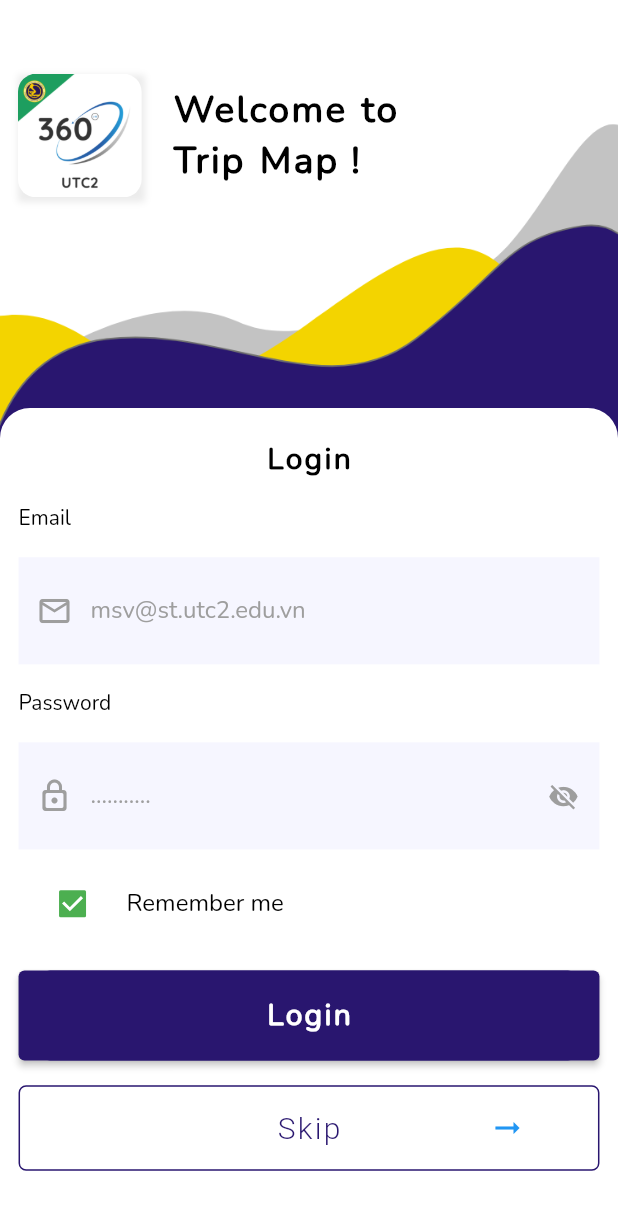
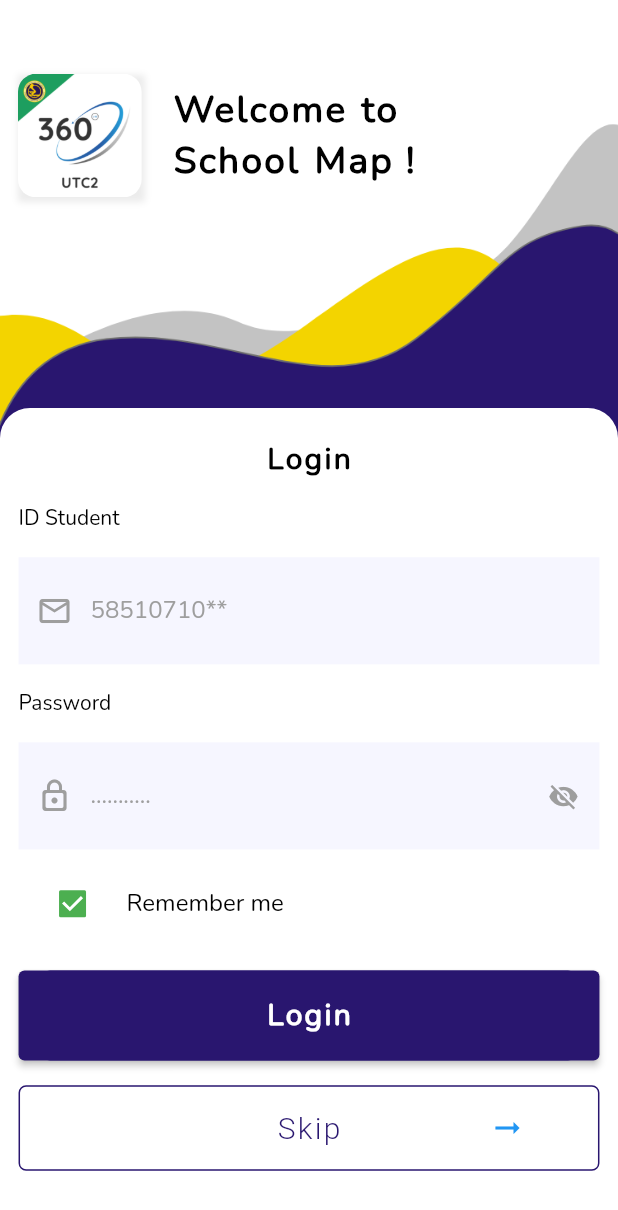
Before and after one commit to khanhtran-5851071033/TripMap, a Flutter app: the screen it shows after launch, on a phone screen of 412 x 824 dp. Shown: the top 1210 px of the screen. Run offline on Flutter 3.47's test engine with Material 2 defaults, Android fonts, the phone set to English and light mode, and no system bars; our stand-ins replace avatar_glow, bubble_tab_indicator, cached_network_image, countup, flutter_spinkit, geolocator and 7 more; missing offline and left inert: panorama, qrscan, web_scraper.

Commit message:
fix login

```diff
--- a/lib/view/screens/login_screen.dart
+++ b/lib/view/screens/login_screen.dart
@@ -39,12 +39,7 @@ class _LoginScreenState extends State<LoginScreen> {
     double height = MediaQuery.of(context).size.height;
 
     bool isValidateEmail(String em) {
-      String p =
-          r'^(([^<>()[\]\\.,;:\s@\"]+(\.[^<>()[\]\\.,;:\s@\"]+)*)|(\".+\"))@((\[[0-9]{1,3}\.[0-9]{1,3}\.[0-9]{1,3}\.[0-9]{1,3}\])|(([a-zA-Z\-0-9]+\.)+[a-zA-Z]{2,}))$';
-
-      RegExp regExp = new RegExp(p);
-
-      return regExp.hasMatch(em);
+      return em.length == 10 ? true : false;
     }
 
     return Scaffold(
@@ -89,7 +84,7 @@ class _LoginScreenState extends State<LoginScreen> {
                           width: width * 0.05,
                         ),
                         Text(
-                          'Welcome to \nTrip Map !',
+                          'Welcome to \nSchool Map !',
                           style: TextStyle(
                               color: Colors.black,
                               fontSize: width * 0.06,
@@ -130,7 +125,7 @@ class _LoginScreenState extends State<LoginScreen> {
                           SizedBox(
                             height: height * 0.02,
                           ),
-                          Text('Email',
+                          Text('ID Student',
                               style: TextStyle(
                                 color: Colors.black,
                               )),
@@ -193,7 +188,7 @@ class _LoginScreenState extends State<LoginScreen> {
                                       width: 0.5, color: Color(0xff29166F)),
                                 ),
                                 hintStyle: TextStyle(color: Colors.grey),
-                                hintText: 'msv@st.utc2.edu.vn'),
+                                hintText: '58510710**'),
                           ),
                           SizedBox(
                             height: height * 0.02,
@@ -336,7 +331,7 @@ class _LoginScreenState extends State<LoginScreen> {
                               )),
                             ),
                             onPressed: () {
-                             diemScraper.streamController.sink
+                              diemScraper.streamController.sink
                                   .add('5851071033');
                             },
                             child: Row(
```
